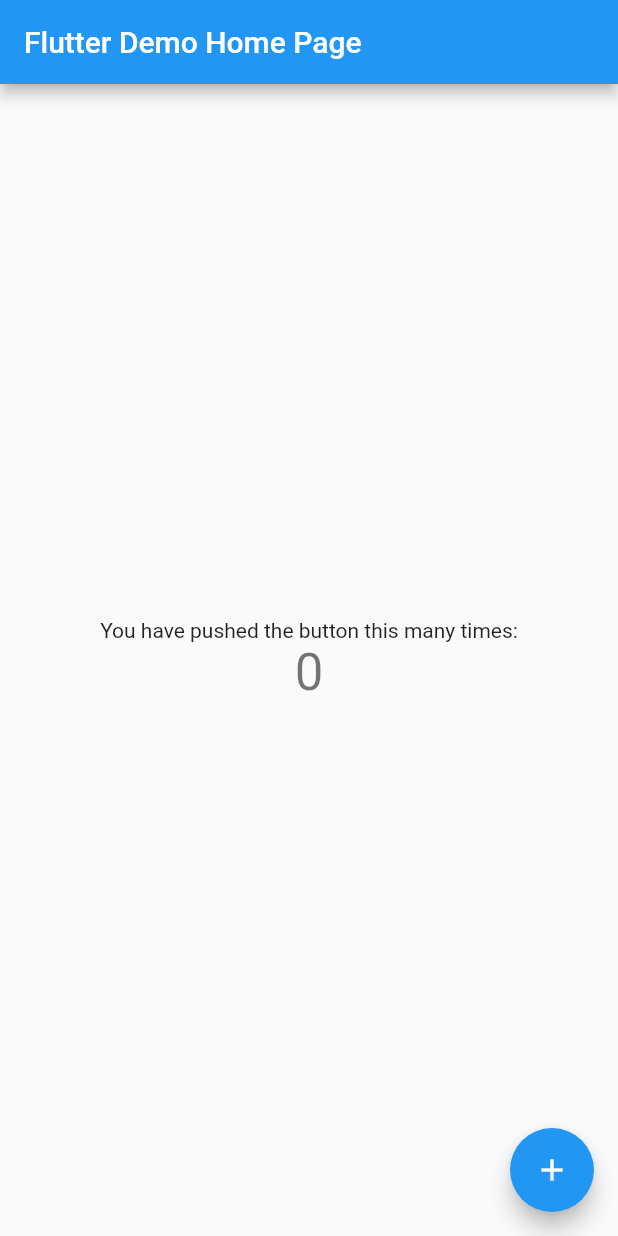
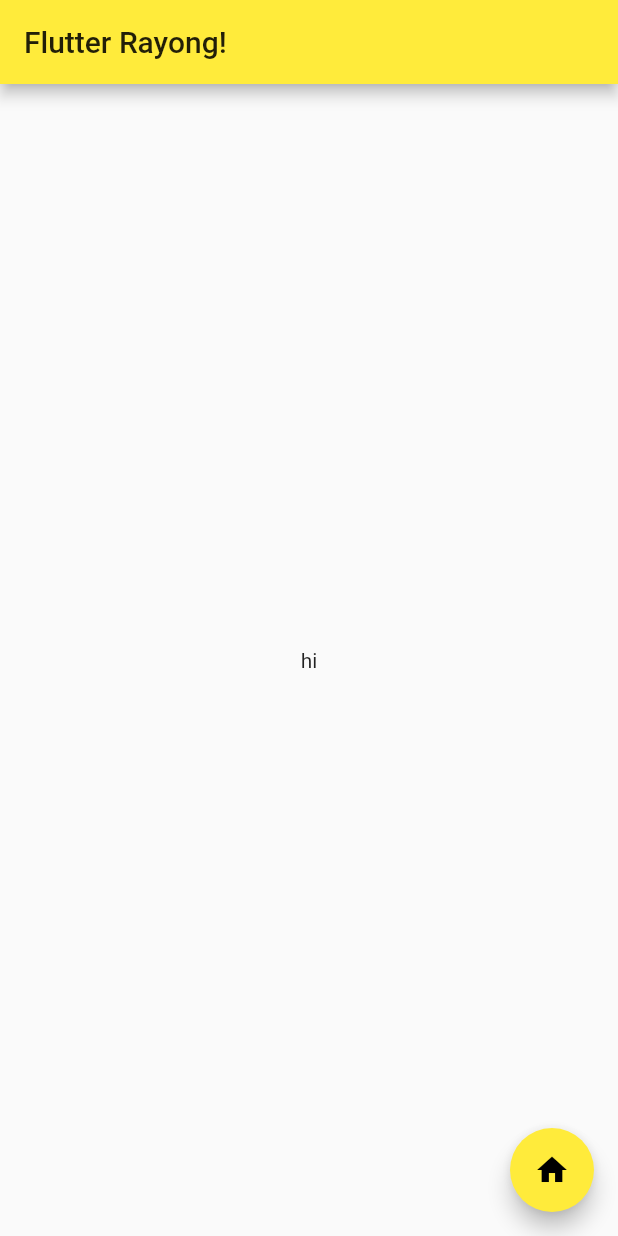
Before and after one commit to 3lVv0w/flutter_rayong, a Flutter app: the screen it shows after launch, on a phone screen of 412 x 824 dp. Run offline on Flutter 3.47's test engine with Material 2 defaults, Android fonts, the phone set to English and light mode, and no system bars.

```diff
--- a/lib/main.dart
+++ b/lib/main.dart
@@ -3,39 +3,20 @@ import 'package:flutter/material.dart';
 void main() => runApp(MyApp());
 
 class MyApp extends StatelessWidget {
-  // This widget is the root of your application.
   @override
   Widget build(BuildContext context) {
     return MaterialApp(
       title: 'Flutter Demo',
       theme: ThemeData(
-        // This is the theme of your application.
-        //
-        // Try running your application with "flutter run". You'll see the
-        // application has a blue toolbar. Then, without quitting the app, try
-        // changing the primarySwatch below to Colors.green and then invoke
-        // "hot reload" (press "r" in the console where you ran "flutter run",
-        // or simply save your changes to "hot reload" in a Flutter IDE).
-        // Notice that the counter didn't reset back to zero; the application
-        // is not restarted.
-        primarySwatch: Colors.blue,
+        primarySwatch: Colors.yellow,
       ),
-      home: MyHomePage(title: 'Flutter Demo Home Page'),
+      home: MyHomePage(title: 'Flutter Rayong!'),
     );
   }
 }
 
 class MyHomePage extends StatefulWidget {
   MyHomePage({Key key, this.title}) : super(key: key);
-
-  // This widget is the home page of your application. It is stateful, meaning
-  // that it has a State object (defined below) that contains fields that affect
-  // how it looks.
-
-  // This class is the configuration for the state. It holds the values (in this
-  // case the title) provided by the parent (in this case the App widget) and
-  // used by the build method of the State. Fields in a Widget subclass are
-  // always marked "final".
 
   final String title;
 
@@ -45,67 +26,59 @@ class MyHomePage extends StatefulWidget {
 
 class _MyHomePageState extends State<MyHomePage> {
   int _counter = 0;
+  String _greeting = 'hi';
+  bool incrementUp = true;
 
   void _incrementCounter() {
     setState(() {
-      // This call to setState tells the Flutter framework that something has
-      // changed in this State, which causes it to rerun the build method below
-      // so that the display can reflect the updated values. If we changed
-      // _counter without calling setState(), then the build method would not be
-      // called again, and so nothing would appear to happen.
-      _counter++;
+      _counter += 1;
     });
+    if (_counter == 10) {
+      setState(() {
+        incrementUp = false;
+      });
+    }
+  }
+
+  void _decrementCounter() {
+    setState(() {
+      _counter -= 1;
+    });
+    if (_counter == 0) {
+      setState(() {
+        incrementUp = true;
+      });
+    }
   }
 
   @override
   Widget build(BuildContext context) {
-    // This method is rerun every time setState is called, for instance as done
-    // by the _incrementCounter method above.
-    //
-    // The Flutter framework has been optimized to make rerunning build methods
-    // fast, so that you can just rebuild anything that needs updating rather
-    // than having to individually change instances of widgets.
     return Scaffold(
       appBar: AppBar(
-        // Here we take the value from the MyHomePage object that was created by
-        // the App.build method, and use it to set our appbar title.
         title: Text(widget.title),
       ),
       body: Center(
-        // Center is a layout widget. It takes a single child and positions it
-        // in the middle of the parent.
         child: Column(
-          // Column is also layout widget. It takes a list of children and
-          // arranges them vertically. By default, it sizes itself to fit its
-          // children horizontally, and tries to be as tall as its parent.
-          //
-          // Invoke "debug painting" (press "p" in the console, choose the
-          // "Toggle Debug Paint" action from the Flutter Inspector in Android
-          // Studio, or the "Toggle Debug Paint" command in Visual Studio Code)
-          // to see the wireframe for each widget.
-          //
-          // Column has various properties to control how it sizes itself and
-          // how it positions its children. Here we use mainAxisAlignment to
-          // center the children vertically; the main axis here is the vertical
-          // axis because Columns are vertical (the cross axis would be
-          // horizontal).
           mainAxisAlignment: MainAxisAlignment.center,
           children: <Widget>[
             Text(
-              'You have pushed the button this many times:',
-            ),
-            Text(
-              '$_counter',
-              style: Theme.of(context).textTheme.display1,
+              '$_greeting',
             ),
           ],
         ),
       ),
       floatingActionButton: FloatingActionButton(
-        onPressed: _incrementCounter,
+        onPressed: () {
+          if (incrementUp) {
+            _incrementCounter();
+          } else {
+            _decrementCounter();
+          }
+          print(_counter);
+        },
         tooltip: 'Increment',
-        child: Icon(Icons.add),
-      ), // This trailing comma makes auto-formatting nicer for build methods.
+        child: Icon(Icons.home),
+      ),
     );
   }
 }
```
Also changed, not shown: 1 other file.
